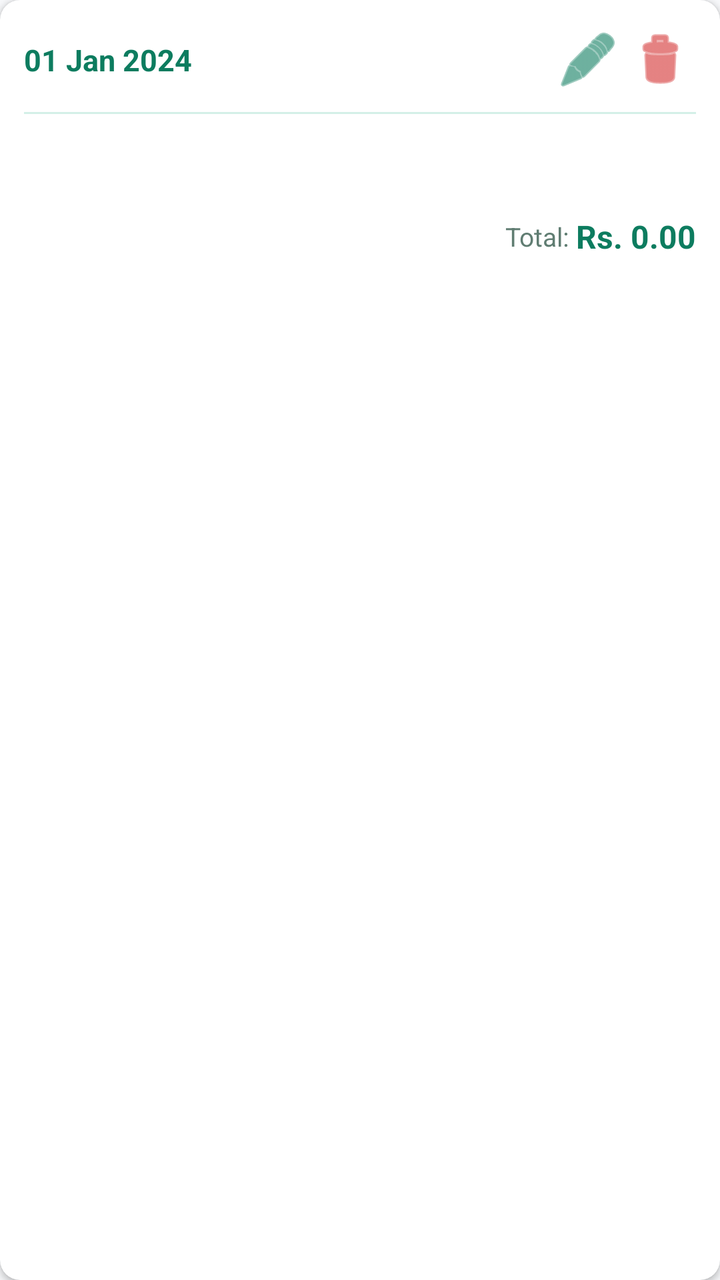
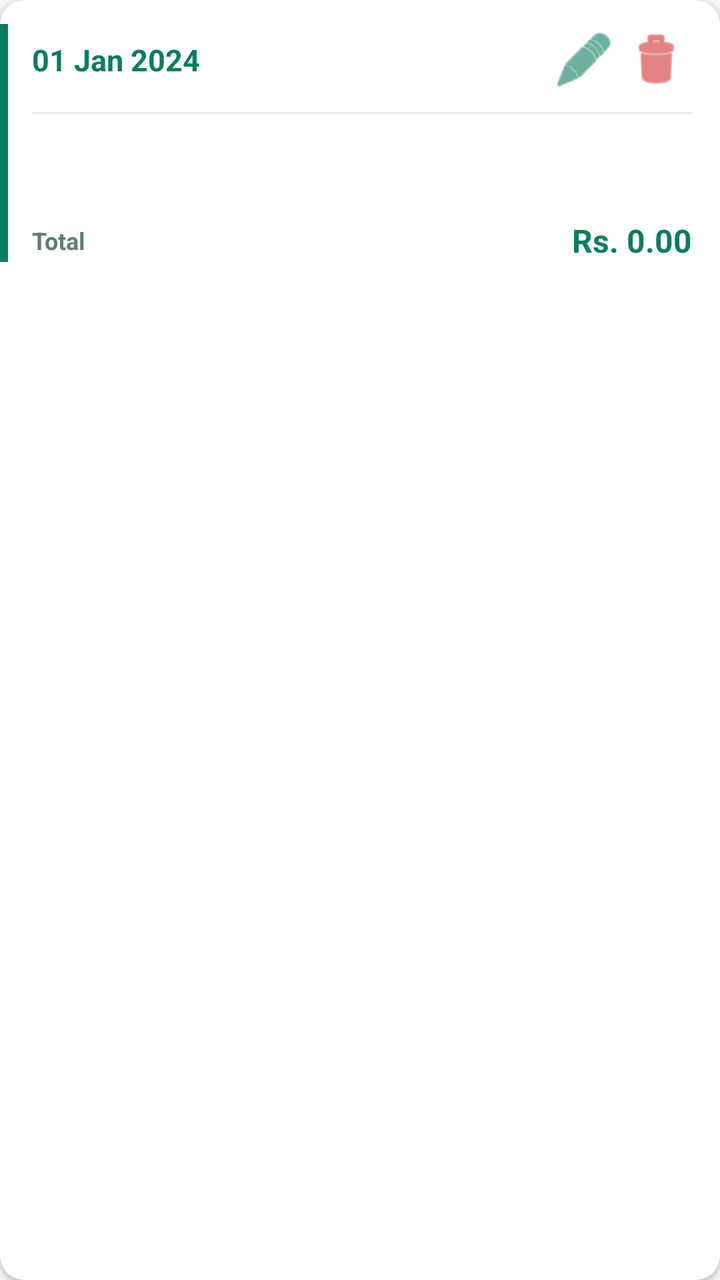

Screens rendered from an Android XML layout before and after an edit, with the pre-edit source and the edit as a unified diff.
<!-- AndroidManifest.xml: application theme Theme.MilkDiary -->
<!-- res/layout/item_record.xml -->
<?xml version="1.0" encoding="utf-8"?>
<androidx.cardview.widget.CardView xmlns:android="http://schemas.android.com/apk/res/android"
    xmlns:app="http://schemas.android.com/apk/res-auto"
    android:layout_width="match_parent"
    android:layout_height="wrap_content"
    android:layout_marginStart="4dp"
    android:layout_marginEnd="4dp"
    android:layout_marginBottom="6dp"
    app:cardCornerRadius="10dp"
    app:cardElevation="2dp"
    app:cardBackgroundColor="@color/card_bg">

    <LinearLayout
        android:layout_width="match_parent"
        android:layout_height="wrap_content"
        android:orientation="vertical"
        android:padding="12dp">

        
        <LinearLayout
            android:layout_width="match_parent"
            android:layout_height="wrap_content"
            android:orientation="horizontal"
            android:gravity="center_vertical"
            android:paddingBottom="8dp">

            <TextView
                android:id="@+id/tvRecordDate"
                android:layout_width="0dp"
                android:layout_height="wrap_content"
                android:layout_weight="1"
                android:text="01 Jan 2024"
                android:textSize="15sp"
                android:textStyle="bold"
                android:textColor="@color/primary" />

            <ImageButton
                android:id="@+id/btnEditRecord"
                android:layout_width="36dp"
                android:layout_height="36dp"
                android:src="@android:drawable/ic_menu_edit"
                android:background="?attr/selectableItemBackgroundBorderless"
                android:tint="@color/primary"
                android:contentDescription="Edit record" />

            <ImageButton
                android:id="@+id/btnDeleteRecord"
                android:layout_width="36dp"
                android:layout_height="36dp"
                android:src="@android:drawable/ic_menu_delete"
                android:background="?attr/selectableItemBackgroundBorderless"
                android:tint="@color/pending_color"
                android:contentDescription="Delete record" />
        </LinearLayout>

        
        <View
            android:layout_width="match_parent"
            android:layout_height="1dp"
            android:background="@color/primary_light"
            android:layout_marginBottom="8dp" />

        
        <TextView
            android:id="@+id/tvCowInfo"
            android:layout_width="match_parent"
            android:layout_height="wrap_content"
            android:textSize="13sp"
            android:textColor="@color/cow_color"
            android:paddingBottom="3dp" />

        
        <TextView
            android:id="@+id/tvBufInfo"
            android:layout_width="match_parent"
            android:layout_height="wrap_content"
            android:textSize="13sp"
            android:textColor="@color/buffalo_color"
            android:paddingBottom="4dp" />

        
        <LinearLayout
            android:layout_width="match_parent"
            android:layout_height="wrap_content"
            android:orientation="horizontal"
            android:gravity="center_vertical">

            <View
                android:layout_width="0dp"
                android:layout_height="0dp"
                android:layout_weight="1" />

            <TextView
                android:layout_width="wrap_content"
                android:layout_height="wrap_content"
                android:text="Total: "
                android:textSize="13sp"
                android:textColor="@color/text_secondary" />

            <TextView
                android:id="@+id/tvRecordTotal"
                android:layout_width="wrap_content"
                android:layout_height="wrap_content"
                android:text="Rs. 0.00"
                android:textSize="16sp"
                android:textStyle="bold"
                android:textColor="@color/earnings_color" />
        </LinearLayout>

        
        <TextView
            android:id="@+id/tvRecordNote"
            android:layout_width="match_parent"
            android:layout_height="wrap_content"
            android:textSize="12sp"
            android:textColor="@color/text_secondary"
            android:paddingTop="4dp"
            android:visibility="gone" />

    </LinearLayout>
</androidx.cardview.widget.CardView>
<!-- resources referenced by this layout -->
<resources>
  <color name="buffalo_color">#7E57A8</color>
  <color name="card_bg">#FFFFFF</color>
  <color name="cow_color">#2979B5</color>
  <color name="earnings_color">#0D7C5F</color>
  <color name="pending_color">#D32F2F</color>
  <color name="primary">#0D7C5F</color>
  <color name="primary_light">#D4F0E7</color>
  <color name="text_secondary">#607D72</color>
  <style name="Theme.MilkDiary" parent="Theme.MaterialComponents.DayNight.NoActionBar">
          <item name="colorPrimary">@color/primary</item>
          <item name="colorPrimaryDark">@color/primary_dark</item>
          <item name="colorAccent">@color/accent</item>
          <item name="android:colorBackground">@color/background</item>
          <item name="colorSurface">@color/surface</item>
          <item name="android:textColorPrimary">@color/text_primary</item>
          <item name="android:textColorSecondary">@color/text_secondary</item>
          <item name="windowActionBar">false</item>
          <item name="windowNoTitle">true</item>
          <item name="android:statusBarColor">@color/primary_dark</item>
          <item name="android:navigationBarColor">@color/background</item>
      </style>
  <color name="primary_dark">#095E48</color>
  <color name="accent">#E8913A</color>
  <color name="background">#F7F8FA</color>
  <color name="surface">#FFFFFF</color>
  <color name="text_primary">#1A2B26</color>
</resources>

<!-- the commit's change to res/layout/item_record.xml (unified diff, before → after) -->
@@ -5,117 +5,131 @@
     android:layout_height="wrap_content"
     android:layout_marginStart="4dp"
     android:layout_marginEnd="4dp"
-    android:layout_marginBottom="6dp"
-    app:cardCornerRadius="10dp"
+    android:layout_marginBottom="8dp"
+    app:cardCornerRadius="12dp"
     app:cardElevation="2dp"
     app:cardBackgroundColor="@color/card_bg">
 
     <LinearLayout
         android:layout_width="match_parent"
         android:layout_height="wrap_content"
-        android:orientation="vertical"
-        android:padding="12dp">
+        android:orientation="horizontal">
 
         
+        <View
+            android:layout_width="4dp"
+            android:layout_height="match_parent"
+            android:background="@color/primary"
+            android:layout_marginTop="12dp"
+            android:layout_marginBottom="12dp" />
+
         <LinearLayout
             android:layout_width="match_parent"
             android:layout_height="wrap_content"
-            android:orientation="horizontal"
-            android:gravity="center_vertical"
-            android:paddingBottom="8dp">
+            android:orientation="vertical"
+            android:paddingStart="12dp"
+            android:paddingEnd="14dp"
+            android:paddingTop="12dp"
+            android:paddingBottom="12dp">
 
+            
+            <LinearLayout
+                android:layout_width="match_parent"
+                android:layout_height="wrap_content"
+                android:orientation="horizontal"
+                android:gravity="center_vertical"
+                android:paddingBottom="8dp">
+
+                <TextView
+                    android:id="@+id/tvRecordDate"
+                    android:layout_width="0dp"
+                    android:layout_height="wrap_content"
+                    android:layout_weight="1"
+                    android:text="01 Jan 2024"
+                    android:textSize="15sp"
+                    android:textStyle="bold"
+                    android:textColor="@color/primary" />
+
+                <ImageButton
+                    android:id="@+id/btnEditRecord"
+                    android:layout_width="36dp"
+                    android:layout_height="36dp"
+                    android:src="@android:drawable/ic_menu_edit"
+                    android:background="?attr/selectableItemBackgroundBorderless"
+                    android:tint="@color/primary"
+                    android:contentDescription="Edit record" />
+
+                <ImageButton
+                    android:id="@+id/btnDeleteRecord"
+                    android:layout_width="36dp"
+                    android:layout_height="36dp"
+                    android:src="@android:drawable/ic_menu_delete"
+                    android:background="?attr/selectableItemBackgroundBorderless"
+                    android:tint="@color/pending_color"
+                    android:contentDescription="Delete record" />
+            </LinearLayout>
+
+            
+            <View
+                android:layout_width="match_parent"
+                android:layout_height="1dp"
+                android:background="@color/divider"
+                android:layout_marginBottom="8dp" />
+
+            
             <TextView
-                android:id="@+id/tvRecordDate"
-                android:layout_width="0dp"
+                android:id="@+id/tvCowInfo"
+                android:layout_width="match_parent"
                 android:layout_height="wrap_content"
-                android:layout_weight="1"
-                android:text="01 Jan 2024"
-                android:textSize="15sp"
-                android:textStyle="bold"
-                android:textColor="@color/primary" />
+                android:textSize="13sp"
+                android:textColor="@color/cow_color"
+                android:paddingBottom="3dp" />
 
-            <ImageButton
-                android:id="@+id/btnEditRecord"
-                android:layout_width="36dp"
-                android:layout_height="36dp"
-                android:src="@android:drawable/ic_menu_edit"
-                android:background="?attr/selectableItemBackgroundBorderless"
-                android:tint="@color/primary"
-                android:contentDescription="Edit record" />
+            
+            <TextView
+                android:id="@+id/tvBufInfo"
+                android:layout_width="match_parent"
+                android:layout_height="wrap_content"
+                android:textSize="13sp"
+                android:textColor="@color/buffalo_color"
+                android:paddingBottom="6dp" />
 
-            <ImageButton
-                android:id="@+id/btnDeleteRecord"
-                android:layout_width="36dp"
-                android:layout_height="36dp"
-                android:src="@android:drawable/ic_menu_delete"
-                android:background="?attr/selectableItemBackgroundBorderless"
-                android:tint="@color/pending_color"
-                android:contentDescription="Delete record" />
+            
+            <LinearLayout
+                android:layout_width="match_parent"
+                android:layout_height="wrap_content"
+                android:orientation="horizontal"
+                android:gravity="center_vertical">
+
+                <TextView
+                    android:layout_width="0dp"
+                    android:layout_height="wrap_content"
+                    android:layout_weight="1"
+                    android:text="Total"
+                    android:textSize="12sp"
+                    android:textColor="@color/text_secondary"
+                    android:textStyle="bold" />
+
+                <TextView
+                    android:id="@+id/tvRecordTotal"
+                    android:layout_width="wrap_content"
+                    android:layout_height="wrap_content"
+                    android:text="Rs. 0.00"
+                    android:textSize="16sp"
+                    android:textStyle="bold"
+                    android:textColor="@color/earnings_color" />
+            </LinearLayout>
+
+            
+            <TextView
+                android:id="@+id/tvRecordNote"
+                android:layout_width="match_parent"
+                android:layout_height="wrap_content"
+                android:textSize="12sp"
+                android:textColor="@color/text_secondary"
+                android:paddingTop="6dp"
+                android:visibility="gone" />
+
         </LinearLayout>
-
-        
-        <View
-            android:layout_width="match_parent"
-            android:layout_height="1dp"
-            android:background="@color/primary_light"
-            android:layout_marginBottom="8dp" />
-
-        
-        <TextView
-            android:id="@+id/tvCowInfo"
-            android:layout_width="match_parent"
-            android:layout_height="wrap_content"
-            android:textSize="13sp"
-            android:textColor="@color/cow_color"
-            android:paddingBottom="3dp" />
-
-        
-        <TextView
-            android:id="@+id/tvBufInfo"
-            android:layout_width="match_parent"
-            android:layout_height="wrap_content"
-            android:textSize="13sp"
-            android:textColor="@color/buffalo_color"
-            android:paddingBottom="4dp" />
-
-        
-        <LinearLayout
-            android:layout_width="match_parent"
-            android:layout_height="wrap_content"
-            android:orientation="horizontal"
-            android:gravity="center_vertical">
-
-            <View
-                android:layout_width="0dp"
-                android:layout_height="0dp"
-                android:layout_weight="1" />
-
-            <TextView
-                android:layout_width="wrap_content"
-                android:layout_height="wrap_content"
-                android:text="Total: "
-                android:textSize="13sp"
-                android:textColor="@color/text_secondary" />
-
-            <TextView
-                android:id="@+id/tvRecordTotal"
-                android:layout_width="wrap_content"
-                android:layout_height="wrap_content"
-                android:text="Rs. 0.00"
-                android:textSize="16sp"
-                android:textStyle="bold"
-                android:textColor="@color/earnings_color" />
-        </LinearLayout>
-
-        
-        <TextView
-            android:id="@+id/tvRecordNote"
-            android:layout_width="match_parent"
-            android:layout_height="wrap_content"
-            android:textSize="12sp"
-            android:textColor="@color/text_secondary"
-            android:paddingTop="4dp"
-            android:visibility="gone" />
-
     </LinearLayout>
 </androidx.cardview.widget.CardView>
<!-- resource entries referenced after the edit -->
@@ -3,10 +3,10 @@
   <color name="buffalo_color">#7E57A8</color>
   <color name="card_bg">#FFFFFF</color>
   <color name="cow_color">#2979B5</color>
+  <color name="divider">#E6EBE9</color>
   <color name="earnings_color">#0D7C5F</color>
   <color name="pending_color">#D32F2F</color>
   <color name="primary">#0D7C5F</color>
-  <color name="primary_light">#D4F0E7</color>
   <color name="text_secondary">#607D72</color>
   <style name="Theme.MilkDiary" parent="Theme.MaterialComponents.DayNight.NoActionBar">
           <item name="colorPrimary">@color/primary</item>
